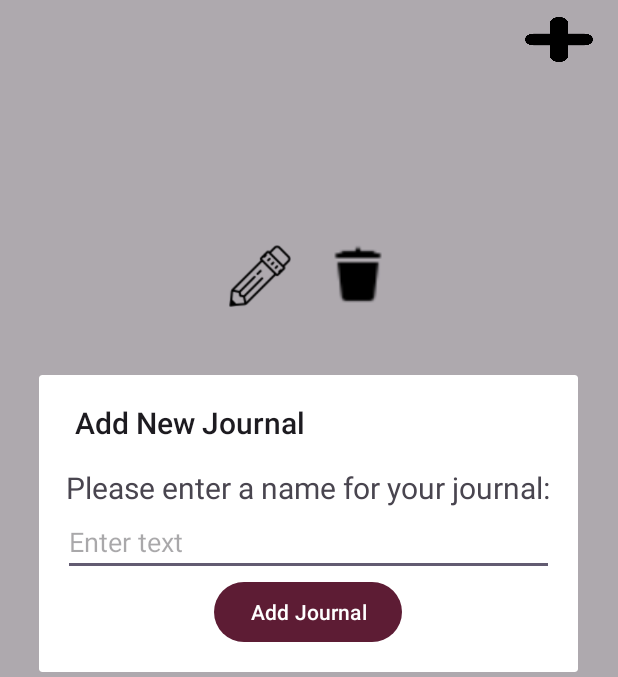
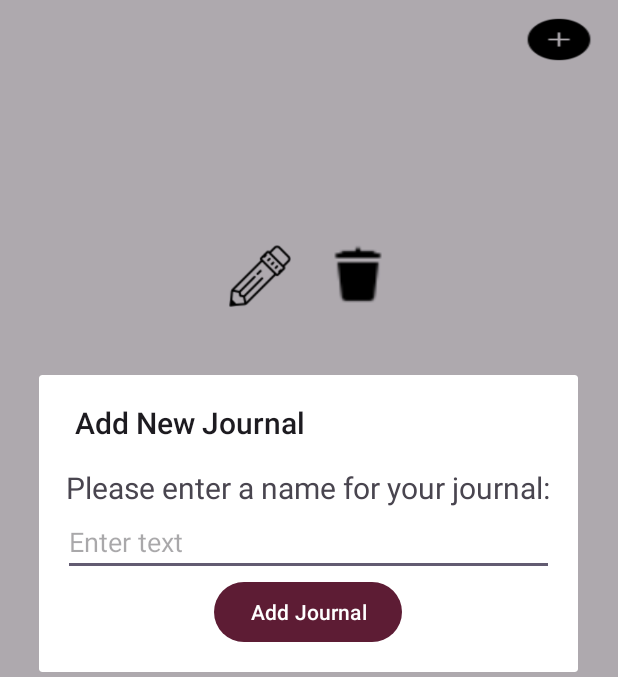
Before and after one commit to crystalshamo/PaperTrail, an Android app: the screen it shows after launch (HomeScreen), after a tap on an icon or button, on a phone screen of 412 x 824 dp, the part 94-771 px from its top. Run offline under Robolectric (Android 15) with nearby library versions, the phone set to English and light mode, and no system bars; network calls fail; 4 statements that could not run were skipped.

Commit message:
add icon

```diff
--- a/app/src/main/res/layout/activity_home_screen.xml
+++ b/app/src/main/res/layout/activity_home_screen.xml
@@ -24,7 +24,7 @@
         android:id="@+id/addJournalButton"
         android:layout_width="45dp"
         android:layout_height="30dp"
-        android:background="@drawable/ic_add"
+        android:background="@drawable/add_icon"
         android:layout_below="@id/titleText"
         android:layout_marginTop="20dp"
         android:layout_marginBottom="20dp"
```
Also changed, not shown: app/src/main/res/drawable/add_icon.png (added).
